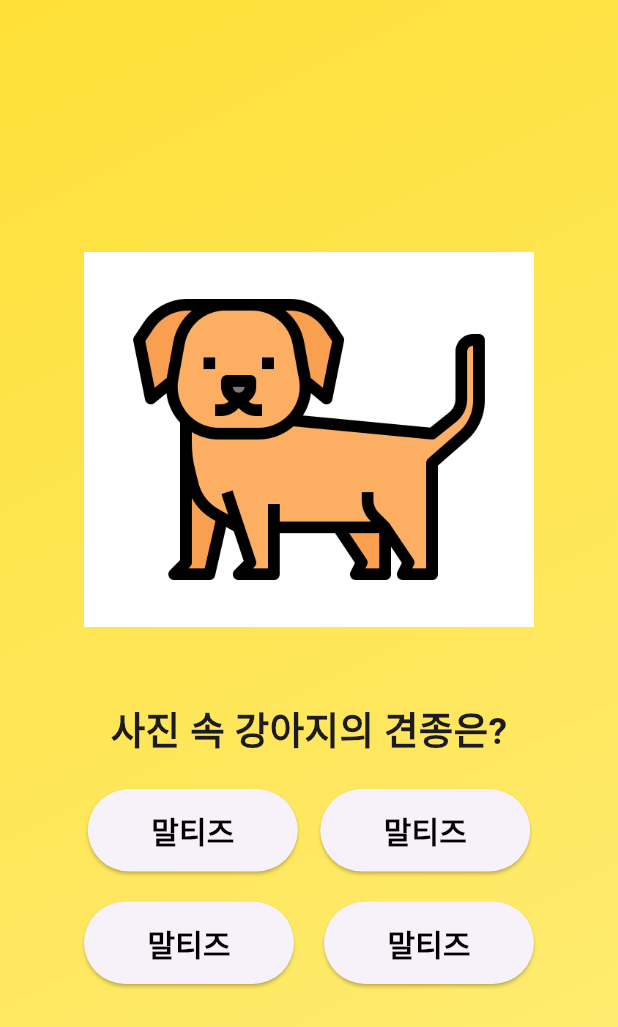
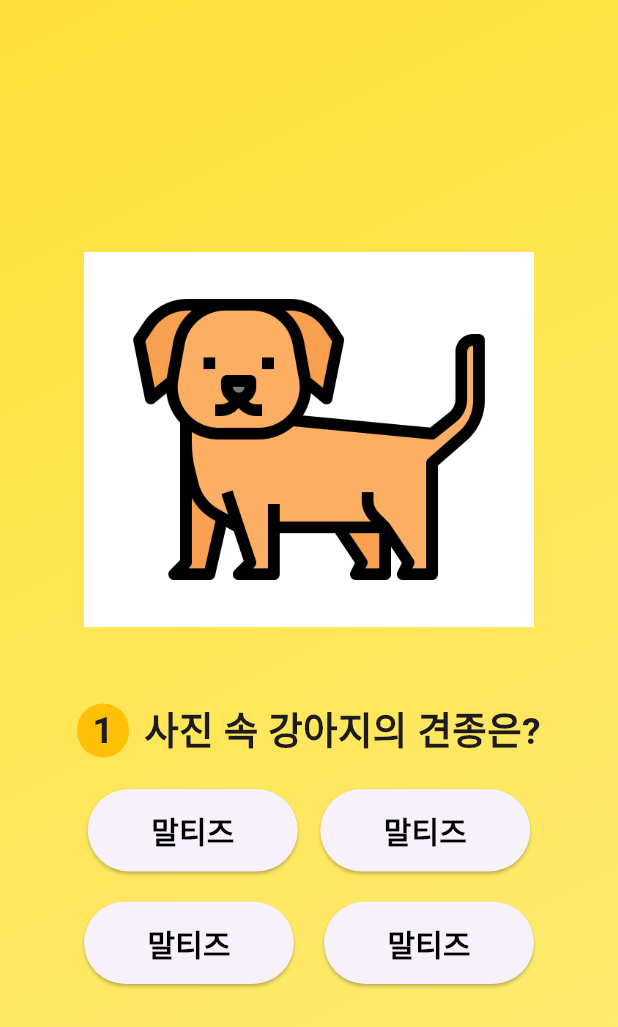
Before and after one commit to JJJangJeongSu/dog_quiz_app, a Flutter app: the screen it shows after launch, after a tap on "시작", on a phone screen of 412 x 824 dp. Shown: the top 1027 px of the screen. Run offline on Flutter 3.47's test engine with Material 3 defaults, Android fonts, the phone set to English and light mode, and no system bars; our stand-ins replace google_fonts.

Commit message:
QuizScreen 디자인 보완 - 문제 번호 표시

```diff
--- a/lib/main.dart
+++ b/lib/main.dart
@@ -10,6 +10,6 @@ class MainApp extends StatelessWidget {
 
   @override
   Widget build(BuildContext context) {
-    return MainFrame();
+    return const MainFrame();
   }
 }
--- a/lib/screens/quiz_screen.dart
+++ b/lib/screens/quiz_screen.dart
@@ -25,10 +25,27 @@ class _QuizScreenState extends State<QuizScreen> {
         const SizedBox(
           height: 50,
         ),
-        Text(
-          '사진 속 강아지의 견종은?',
-          style: GoogleFonts.nanumGothic(
-              fontSize: 25, fontWeight: FontWeight.w600),
+        Row(
+          mainAxisSize: MainAxisSize.min,
+          children: [
+            Container(
+              decoration: BoxDecoration(
+                  borderRadius: BorderRadius.circular(360),
+                  color: Colors.amber),
+              padding: const EdgeInsets.symmetric(horizontal: 10),
+              margin: const EdgeInsets.only(right: 10),
+              child: Text("1",
+                  style: GoogleFonts.nanumGothic(
+                    fontSize: 25,
+                    fontWeight: FontWeight.w600,
+                  )),
+            ),
+            Text(
+              '사진 속 강아지의 견종은?',
+              style: GoogleFonts.nanumGothic(
+                  fontSize: 25, fontWeight: FontWeight.w600),
+            ),
+          ],
         ),
         const SizedBox(
           height: 20,
```
